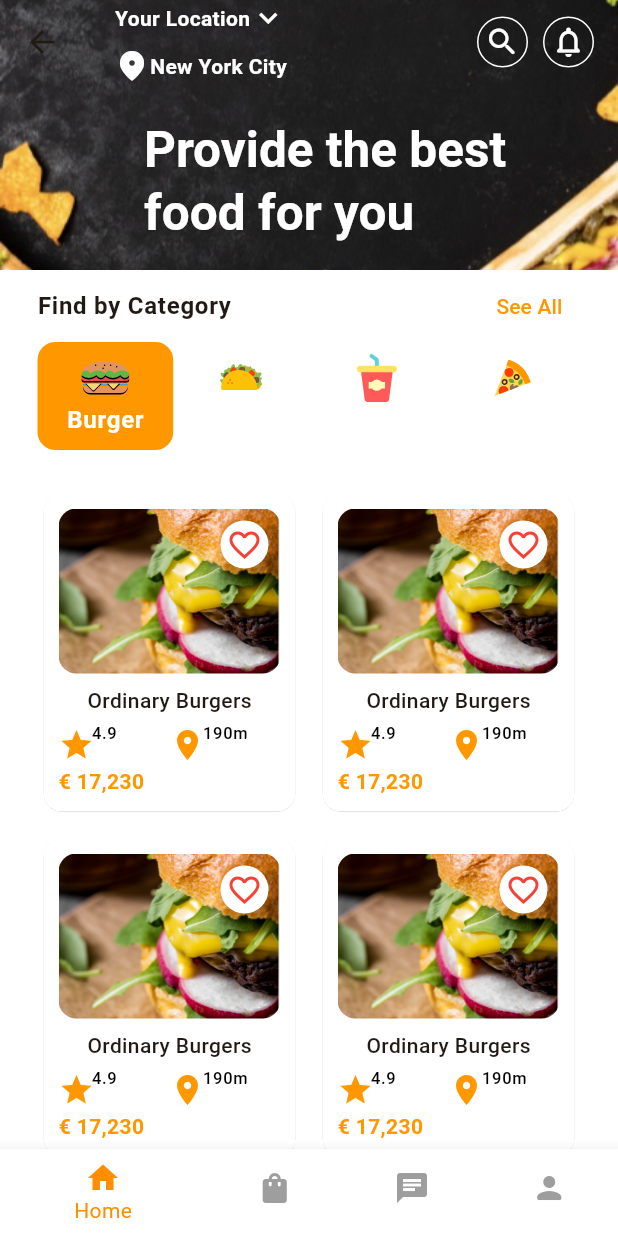
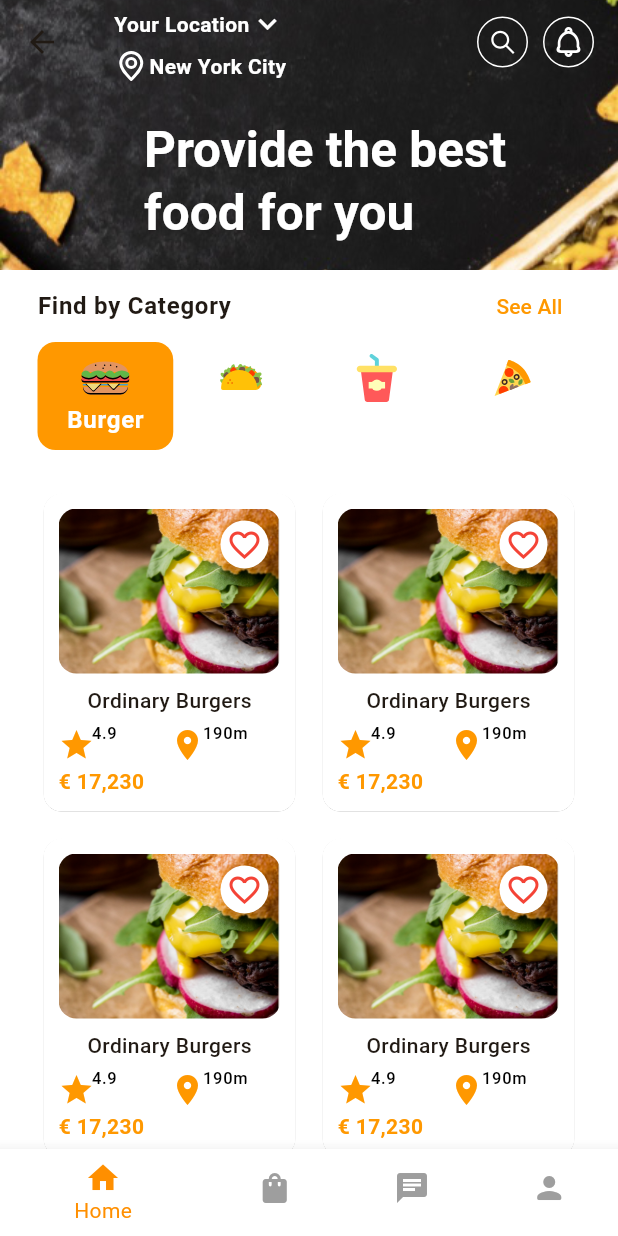
Before and after one commit to alpha-sow/fooddelivery, a Flutter app: the HomeView screen opened by its route, on a phone screen of 412 x 824 dp. Run offline on Flutter 3.47's test engine with Material 3 defaults, Android fonts, the phone set to English and light mode, and no system bars; our stand-ins replace auto_route, flutter_svg, vector_graphics.

Commit message:
refactor: home view

```diff
--- a/lib/app/view/home_view.dart
+++ b/lib/app/view/home_view.dart
@@ -64,19 +64,22 @@ class _HomeViewState extends State<HomeView> {
                           color: Colors.white,
                         ),
                       ),
-                      AppTextButtonIcon(
-                        label: const Icon(
-                          Icons.location_on_rounded,
+                      Row(
+                        children: [
+                          Assets.images.icons.location.svg(
                             color: Colors.white,
                           ),
-                        icon: Text(
+                          Text(
                             'New York City',
-                          style:
-                              Theme.of(context).textTheme.bodyMedium?.copyWith(
+                            style: Theme.of(context)
+                                .textTheme
+                                .bodyMedium
+                                ?.copyWith(
                                   color: Colors.white,
                                   fontWeight: FontWeight.bold,
                                 ),
                           ),
+                        ],
                       ),
                     ],
                   ),
@@ -85,16 +88,14 @@ class _HomeViewState extends State<HomeView> {
                     children: [
                       AppIconButton(
                         onPressed: () {},
-                        icon: const Icon(
-                          Icons.search_rounded,
+                        icon: Assets.images.icons.search.svg(
                           color: Colors.white,
                         ),
                       ),
                       const SizedBox(width: 10),
                       AppIconButton(
                         onPressed: () {},
-                        icon: const Icon(
-                          Icons.notifications_none_rounded,
+                        icon: Assets.images.icons.notifications.svg(
                           color: Colors.white,
                         ),
                       )
--- a/lib/login/view/login_email_view.dart
+++ b/lib/login/view/login_email_view.dart
@@ -62,7 +62,9 @@ class LoginEmailView extends StatelessWidget {
                         ),
                         LoginButton(
                           label: 'Sign In',
-                          onPressed: () {},
+                          onPressed: () {
+                            context.router.replace(const DashboardView());
+                          },
                         ),
                         const LoginSingInWidth(),
                         Row(
--- a/lib/router/app_router.dart
+++ b/lib/router/app_router.dart
@@ -9,6 +9,7 @@ class AppRouter extends RootStackRouter {
   @override
   List<AutoRoute> get routes => [
         AutoRoute(
+          initial: true,
           path: '/login',
           page: LoginView.page,
           children: [
@@ -60,7 +61,6 @@ class AppRouter extends RootStackRouter {
           ],
         ),
         AutoRoute(
-          initial: true,
           path: '/dashboard',
           page: DashboardView.page,
           children: [
```
Also changed, not shown: lib/assets/assets.gen.dart (+23 -2 lines), assets/images/icons/apple.svg. Lines whose indentation alone changed are shown as unchanged.
